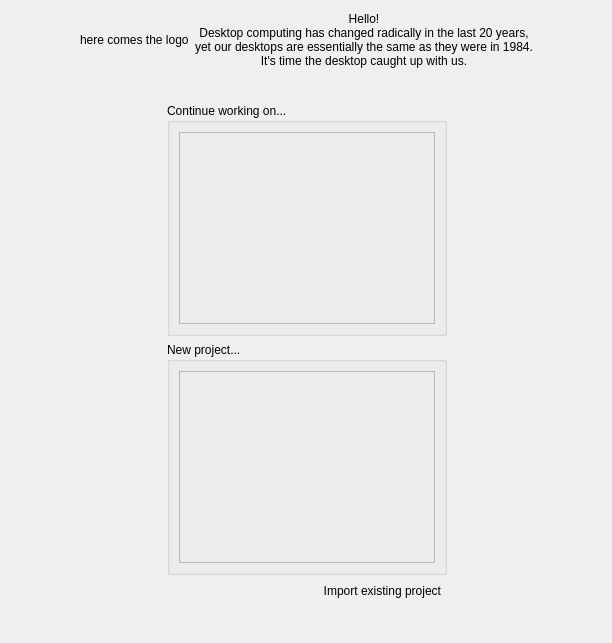
Before: the Qt Designer form startpage.ui in KDE/plasma-sdk, drawn with Qt 5.
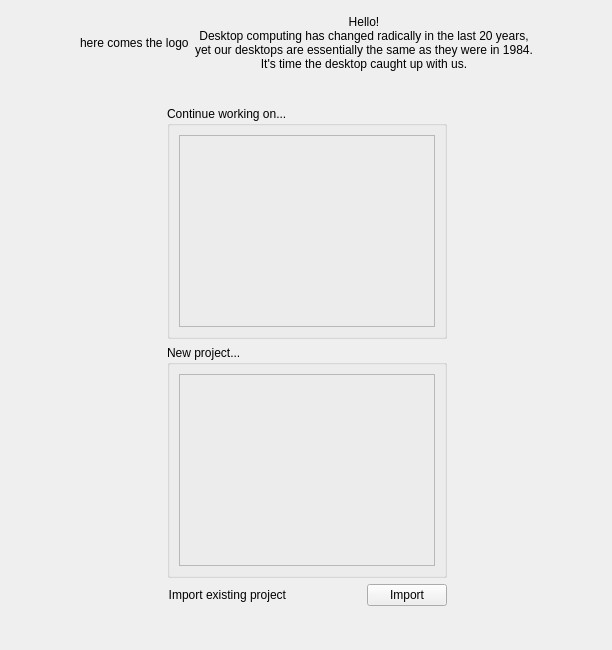
After: the same form once the commit is applied. Custom widgets are drawn as their Qt base class.

Commit message: - Added basic project import support - Added some more 'project export success' checks - Made 'recent project list' show folder names instead of plasmoid names.

Patch:
```diff
--- a/startpage.ui
+++ b/startpage.ui
@@ -7,7 +7,7 @@
     <x>0</x>
     <y>0</y>
     <width>612</width>
-    <height>643</height>
+    <height>650</height>
    </rect>
   </property>
   <layout class="QGridLayout" name="gridLayout_4">
@@ -261,22 +261,6 @@
                   <layout class="QHBoxLayout" name="horizontalLayout_4">
                    <item>
                     <layout class="QHBoxLayout" name="horizontalLayout_2">
-                     <item>
-                      <spacer name="horizontalSpacer_4">
-                       <property name="orientation">
-                        <enum>Qt::Horizontal</enum>
-                       </property>
-                       <property name="sizeType">
-                        <enum>QSizePolicy::MinimumExpanding</enum>
-                       </property>
-                       <property name="sizeHint" stdset="0">
-                        <size>
-                         <width>40</width>
-                         <height>20</height>
-                        </size>
-                       </property>
-                      </spacer>
-                     </item>
                      <item>
                       <widget class="QLabel" name="label_2">
                        <property name="text">
@@ -297,6 +281,13 @@
                        </property>
                       </widget>
                      </item>
+                     <item>
+                      <widget class="QPushButton" name="importButton">
+                       <property name="text">
+                        <string>Import</string>
+                       </property>
+                      </widget>
+                     </item>
                     </layout>
                    </item>
                   </layout>
```
Left out of the diff: 8 changed lines with no effect on the pictures. The commit also changes 5 other files.
